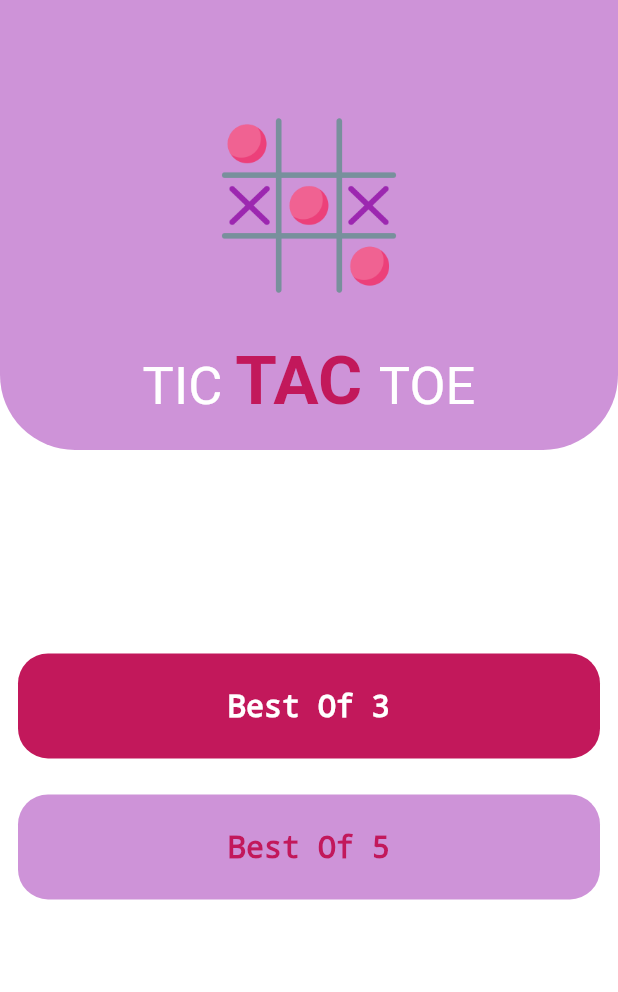
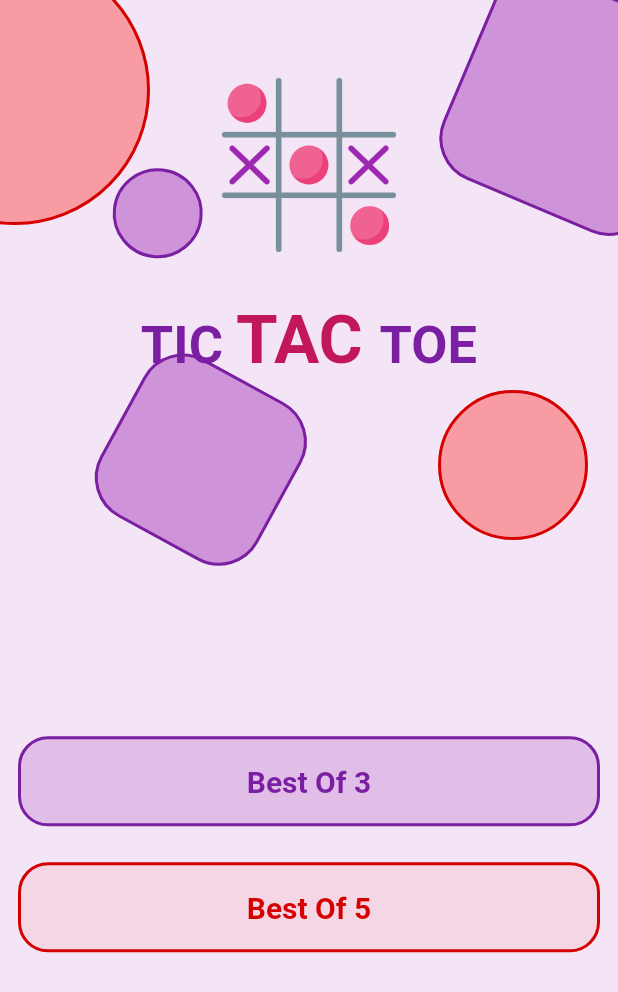
Before and after one commit to AroojAslam/Tic_Tac_Toa, a Flutter app: the screen it shows after launch, on a phone screen of 412 x 824 dp. Shown: the top 992 px of the screen. Run offline on Flutter 3.47's test engine with Material 2 defaults, Android fonts, the phone set to English and light mode, and no system bars.

Commit message:
design home page

```diff
--- a/tic_tac_toe/lib/constants.dart
+++ b/tic_tac_toe/lib/constants.dart
@@ -12,6 +12,7 @@ TextStyle kCustomText({
     );
 
 
+
 Widget buildTeamContainer({
   required bool turnOf,
   required String teamName,
@@ -19,13 +20,14 @@ Widget buildTeamContainer({
   required Color activeColor,
   required Color inactiveColor,
   required int score,
+  required Color playerColor,
 }) {
   return Padding(
     padding: const EdgeInsets.all(20.0),
     child: Container(
       padding: EdgeInsets.only(top: 15),
       height: 100,
-      width: 100,
+      width: 110,
       decoration: BoxDecoration(
         border: turnOf ? Border.all(color: borderColor, width: 3) :
         Border.all(color: Colors.transparent),
@@ -36,13 +38,13 @@ Widget buildTeamContainer({
         children: [
           Text(
             teamName,
-            style: kCustomText(fontSize: 22.0, color: Colors.white,
+            style: kCustomText(fontSize: 22.0, color: playerColor,
                 fontWeight: FontWeight.w800),
           ),
           const SizedBox(height: 20),
           Text(
             score.toString(),
-            style: kCustomText(color: Colors.white, fontSize: 25.0,
+            style: kCustomText(color:playerColor, fontSize: 25.0,
                 fontWeight: FontWeight.bold),
           ),
         ],
@@ -50,3 +52,136 @@ Widget buildTeamContainer({
     ),
   );
 }
+
+
+Widget buildMianContainer(){
+  return   Column(
+    mainAxisAlignment: MainAxisAlignment.start,
+    children: [
+      Stack(children: <Widget>[ //Stack helps to overlap widgets
+        Positioned( //positioned helps to position widget wherever we want.
+            bottom:35, left:110,//position of the widget
+            child:Container(
+              transform: Matrix4.rotationZ(0.5),
+              height:120,
+              width:120,
+              decoration:BoxDecoration(
+                  border: Border.all(
+                      color: Colors.purple.shade700,
+                      width: 2
+                  ),
+                  shape:BoxShape.rectangle,
+                  borderRadius: BorderRadius.circular(30),
+                  color:Colors.purple.shade200 //background color with opacity
+              ),
+
+            )
+        ),
+        Positioned( //positioned helps to position widget wherever we want.
+            top: 100,left: 110,//position of the widget
+            child:Container(
+              transform: Matrix4.rotationZ(0.9),
+              height:60,
+              width:60,
+              decoration:BoxDecoration(
+                  border: Border.all(
+                      color: Colors.purple.shade700,
+                      width: 2
+                  ),
+                  shape:BoxShape.circle,
+
+                  color:Colors.purple.shade200 //background color with opacity
+              ),
+
+            )
+        ),
+        Positioned( //positioned helps to position widget wherever we want.
+            top:-30, right: -80,//position of the widget
+            child:Container(
+              transform: Matrix4.rotationZ(0.4),
+              height:150,
+              width:150,
+              decoration:BoxDecoration(
+                  border: Border.all(
+                      color: Colors.purple.shade700,
+                      width: 2
+                  ),
+                  shape:BoxShape.rectangle,
+                  borderRadius: BorderRadius.circular(30),
+                  color:Colors.purple.shade200 //background color with opacity
+              ),
+
+            )
+        ),
+        Positioned(
+            left:-80,top:-30,
+            child:Container(
+                height:180,
+                width:180,
+                decoration:BoxDecoration(
+                    border: Border.all(
+                        color: Colors.redAccent.shade700,
+                        width: 2
+                    ),
+                    shape:BoxShape.circle,
+                    color:Colors.redAccent.withOpacity(0.5)
+                )
+            )
+        ),
+        Positioned(
+            right:20,bottom:20,
+            child:Container(
+                height:100,
+                width:100,
+                decoration:BoxDecoration(
+                    border: Border.all(
+                        color: Colors.redAccent.shade700,
+                        width: 2
+                    ),
+                    shape:BoxShape.circle,
+                    color:Colors.redAccent.withOpacity(0.5)
+                )
+            )
+        ),
+
+        Positioned(//main content container postition.
+          child: Container(
+            padding: EdgeInsets.only(top: 50),
+            height:380,
+            alignment: Alignment.center,
+
+            child:Column(
+              children: [
+                Image(
+                    height: 120,
+                    width: 120,
+                    image: AssetImage('assets/images/tic-tac-toe.png')),
+                SizedBox(height: 30,),
+                Padding(
+                  padding: const EdgeInsets.only(bottom: 20),
+                  child: RichText(text: TextSpan(
+                      children:[
+                        TextSpan(text:'TIC ',style: TextStyle(color: Colors.purple.shade700,
+                          fontSize: 35,fontWeight: FontWeight.bold,
+                        ) ),
+                        TextSpan(text:'TAC ',style: TextStyle(
+                            color: Colors.pink.shade700,
+                            fontWeight: FontWeight.bold,
+                            fontSize: 45) ),
+                        TextSpan(text:'TOE' ,style: TextStyle(color: Colors.purple.shade700,
+                          fontSize: 35,fontWeight: FontWeight.bold,)),
+
+                      ]),
+
+                  ),
+                )
+              ],
+            ) ,
+          ),
+        )
+      ],),
+
+    ],
+  );
+
+}
--- a/tic_tac_toe/lib/home_screen.dart
+++ b/tic_tac_toe/lib/home_screen.dart
@@ -1,4 +1,7 @@
 import 'package:flutter/material.dart';
+import 'package:tic_tac_toe/best_of_5.dart';
+
+import 'constants.dart';
 
 
 
@@ -13,86 +16,64 @@ class HomePage extends StatefulWidget {
 class _HomePageState extends State<HomePage> {
   @override
   Widget build(BuildContext context) {
-    return SafeArea(child:
+    return Scaffold(
+      backgroundColor: Colors.purple.shade50,
+      body:  SafeArea(child:
       Column(
         children: [
-       Container(
-            height: 300,
-            width: MediaQuery.of(context).size.width ,
-
-            decoration: BoxDecoration(
-              color: Colors.purple.shade200,
-              borderRadius: BorderRadius.only(
-                bottomLeft: Radius.circular(50),
-                bottomRight: Radius.circular(50),
-              )
-            ),
-         child: Column(
-           mainAxisAlignment: MainAxisAlignment.end,
-           children: [
-             Image(
-               height: 120,
-                 width: 120,
-                 image: AssetImage('assets/images/tic-tac-toe.png')),
-            SizedBox(height: 30,),
-            Padding(
-              padding: const EdgeInsets.only(bottom: 20),
-              child: RichText(text: TextSpan(
-                  children:[
-                TextSpan(text:'TIC ',style: TextStyle(color: Colors.white,fontSize: 35) ),
-                TextSpan(text:'TAC ',style: TextStyle(
-                  color: Colors.pink.shade700,
-                fontWeight: FontWeight.bold,
-                fontSize: 45) ),
-                    TextSpan(text:'TOE' ,style: TextStyle(color: Colors.white,fontSize: 35)),
-
-              ]),
-
-              ),
-            )
-           ],
-
-         ),
-          ),
-        SizedBox(height: MediaQuery.of(context).size.height * 0.15,),
+          buildMianContainer(),
+          SizedBox(height: MediaQuery.of(context).size.height * 0.12,),
           Padding(
             padding: const EdgeInsets.all(12.0),
             child: GestureDetector(
               child: Container(
-              height: 70,
+                height: 60,
                 width: MediaQuery.of(context).size.width ,
                 decoration: BoxDecoration(
-                color: Colors.pink.shade700,
+                  border: Border.all(
+                    color: Colors.purple.shade700,
+                    width: 2,
+                  ),
+                  color: Colors.purple.shade100,
                   borderRadius: BorderRadius.circular(20),
                 ),
 
                 child: Center(child: Text('Best Of 3',
                   style: TextStyle(fontSize: 20,
                       decoration: TextDecoration.none,
-                color: Colors.white),)),
+                  color: Colors.purple.shade700,
+                  fontWeight: FontWeight.bold),)),
               ),
             ),
           ),
           Padding(
             padding: const EdgeInsets.all(12.0),
             child: GestureDetector(
+              onTap: (){
+                Navigator.push(context, MaterialPageRoute(builder: (context) => best_Of_5()));
+              },
               child: Container(
-              height: 70,
+                height: 60,
                 width: MediaQuery.of(context).size.width ,
                 decoration: BoxDecoration(
-                color: Colors.purple.shade200,
+                  border: Border.all(
+                    color: Colors.redAccent.shade700,
+                    width: 2,
+                  ),
+                  color:  Colors.redAccent.withOpacity(0.1),
                   borderRadius: BorderRadius.circular(20),
                 ),
 
                 child: Center(child: Text('Best Of 5',
                   style: TextStyle(fontSize: 20,
-                    color: Colors.pink.shade700,
+                      color: Colors.redAccent.shade700,
                       fontWeight: FontWeight.bold,
                       decoration: TextDecoration.none),)),
               ),
             ),
           ),
         ],
-    ));
+      )),
+    );
   }
 }
```
Also changed, not shown: tic_tac_toe/lib/best_of_5.dart (+36 -14 lines). Lines whose indentation alone changed are shown as unchanged.
